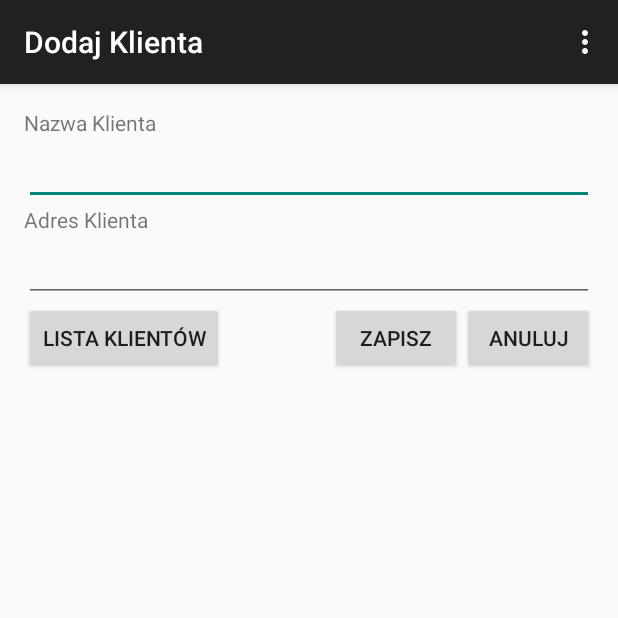
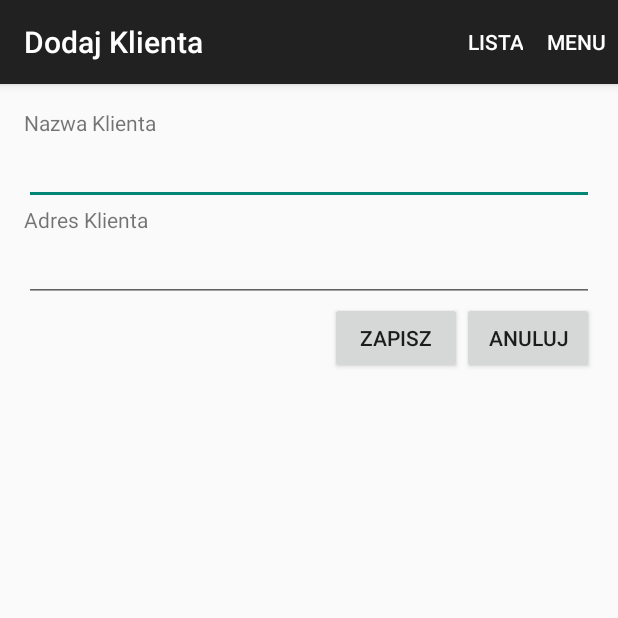
Before and after one commit to yp2/Orders, an Android app: the screen it shows after launch (AddClient), after a tap on "DODAJ KLIENTA", on a phone screen of 412 x 824 dp, the top half of it. Run offline under Robolectric (Android 15) with nearby library versions, the phone set to English and light mode, and no system bars.

Commit message:
poprawki do UI

```diff
--- a/app/src/main/java/pl/lublin/wsei/pum/ppd/orders/MainActivity.java
+++ b/app/src/main/java/pl/lublin/wsei/pum/ppd/orders/MainActivity.java
@@ -67,9 +67,9 @@ public class MainActivity extends ActionBarActivity {
         int id = item.getItemId();
 
         //noinspection SimplifiableIfStatement
-        if (id == R.id.action_settings) {
-            return true;
-        }
+//        if (id == R.id.action_settings) {
+//            return true;
+//        }
 
         return super.onOptionsItemSelected(item);
     }
--- a/app/src/main/res/layout/activity_add_client.xml
+++ b/app/src/main/res/layout/activity_add_client.xml
@@ -67,13 +67,4 @@
         android:layout_alignParentRight="true"
         android:layout_alignParentEnd="true" />
 
-    <Button
-        android:layout_width="wrap_content"
-        android:layout_height="wrap_content"
-        android:text="@string/addClientListBtn"
-        android:id="@+id/addClientListBtn"
-        android:layout_below="@+id/clientAddress"
-        android:layout_alignParentLeft="true"
-        android:layout_alignParentStart="true"
-        android:onClick="clientList"/>
 </RelativeLayout>
--- a/app/src/main/res/layout/activity_main.xml
+++ b/app/src/main/res/layout/activity_main.xml
@@ -6,7 +6,6 @@
     android:paddingBottom="@dimen/activity_vertical_margin" tools:context=".MainActivity">
 
         <Button
-            style="?android:attr/buttonStyleSmall"
             android:layout_width="wrap_content"
             android:layout_height="wrap_content"
             android:text="@string/listButton"
--- a/app/src/main/res/menu/menu_add_client.xml
+++ b/app/src/main/res/menu/menu_add_client.xml
@@ -2,6 +2,13 @@
     xmlns:app="http://schemas.android.com/apk/res-auto"
     xmlns:tools="http://schemas.android.com/tools"
     tools:context="pl.lublin.wsei.pum.ppd.orders.AddClient">
-    <item android:id="@+id/action_settings" android:title="@string/action_settings"
-        android:orderInCategory="100" app:showAsAction="never" />
+    <!--<item android:id="@+id/action_settings" android:title="@string/action_settings"-->
+        <!--android:orderInCategory="100" app:showAsAction="never" />-->
+    <item android:id="@+id/clientListMenu"
+        android:title="@string/clientListMenu"
+        app:showAsAction="ifRoom" />
+
+    <item android:id="@+id/mainScreenMenu"
+        android:title="@string/mainScreenMenu"
+        app:showAsAction="ifRoom" />
 </menu>
--- a/app/src/main/res/menu/menu_main.xml
+++ b/app/src/main/res/menu/menu_main.xml
@@ -1,6 +1,6 @@
 <menu xmlns:android="http://schemas.android.com/apk/res/android"
     xmlns:app="http://schemas.android.com/apk/res-auto"
     xmlns:tools="http://schemas.android.com/tools" tools:context=".MainActivity">
-    <item android:id="@+id/action_settings" android:title="@string/action_settings"
-        android:orderInCategory="100" app:showAsAction="never" />
+    <!--<item android:id="@+id/action_settings" android:title="@string/action_settings"-->
+        <!--android:orderInCategory="100" app:showAsAction="never" />-->
 </menu>
--- a/app/src/main/res/values/strings.xml
+++ b/app/src/main/res/values/strings.xml
@@ -22,5 +22,8 @@
     <string name="clientDetailSaveBtn">Zapisz</string>
     <string name="clientDetailDeleteBtn">Usuń klienta</string>
     <string name="addClientListBtn">Lista klientów</string>
+    <string name="mainScreenMenu">Menu</string>
+    <string name="addClientMenu">Dodaj klienta</string>
+    <string name="clientListMenu">Lista</string>
 
 </resources>
```
Also changed, not shown: app/src/main/java/pl/lublin/wsei/pum/ppd/orders/AddClient.java (+10 -4 lines), app/src/main/java/pl/lublin/wsei/pum/ppd/orders/ClientDetail.java (+10 -2 lines), app/src/main/java/pl/lublin/wsei/pum/ppd/orders/ListClient.java (+9 -5 lines), app/src/main/res/menu/menu_client_detail.xml (+8 -2 lines), app/src/main/res/menu/menu_list_client.xml (+8 -4 lines).
